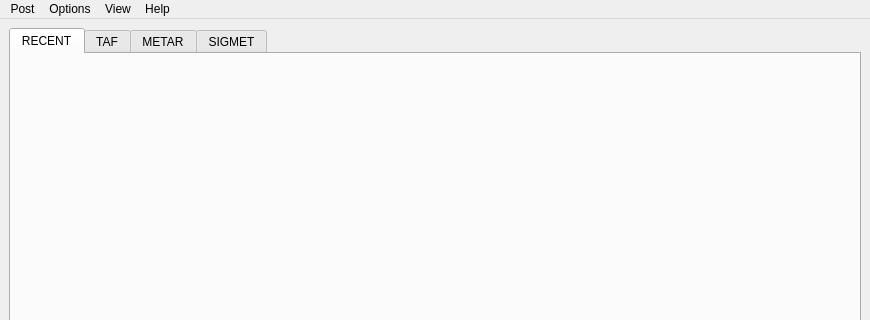
The window that tafor/components/ui/main.ui (up1and/tafor) describes before a commit, drawn with Qt 5; both pictures show x 0 to 870 and y 0 to 320 of the 870 by 650 pixel window.
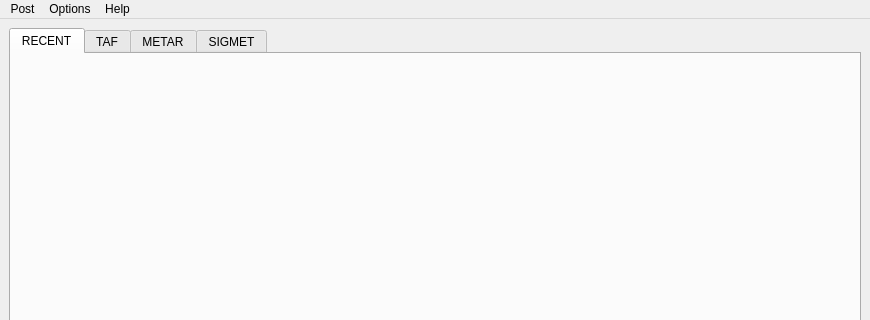
The same window after the commit.

Patch:
```diff
--- a/tafor/components/ui/main.ui
+++ b/tafor/components/ui/main.ui
@@ -130,16 +130,8 @@
     <addaction name="separator"/>
     <addaction name="aboutAction"/>
    </widget>
-   <widget class="QMenu" name="viewMenu">
-    <property name="title">
-     <string>View</string>
-    </property>
-    <addaction name="previousPageAction"/>
-    <addaction name="nextPageAction"/>
-   </widget>
    <addaction name="postMenu"/>
    <addaction name="settingMenu"/>
-   <addaction name="viewMenu"/>
    <addaction name="helpMenu"/>
   </widget>
   <widget class="QStatusBar" name="statusBar"/>
```
